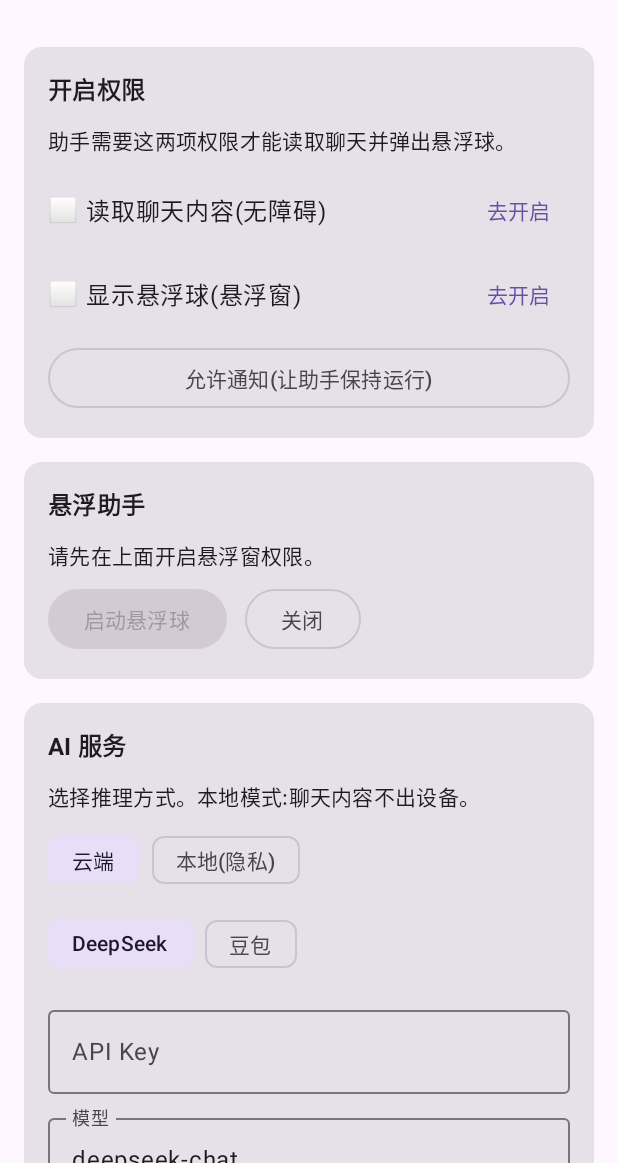
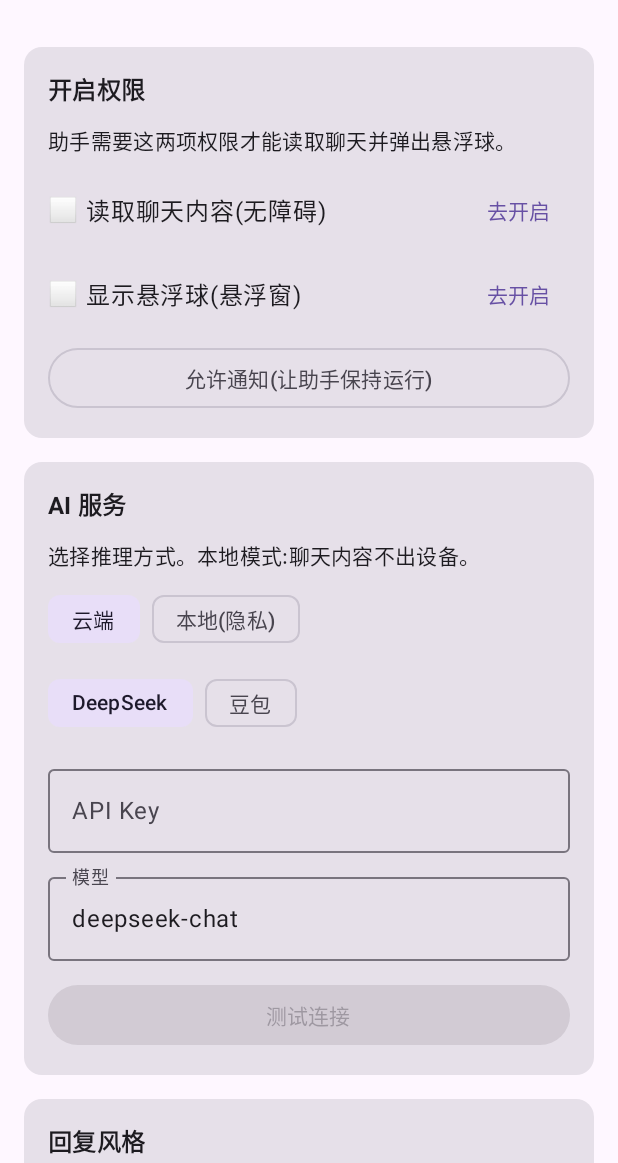
Before and after one commit to zhaojunmin/aichat, an Android app built with Jetpack Compose: the screen it shows after launch (MainActivity), on a phone screen of 412 x 824 dp, the part 73-1236 px from its top. Run offline under Robolectric (Android 15) with nearby library versions, the phone set to English and light mode, and no system bars; our stand-ins replace Room's generated code.

Commit message:
悬浮球:随应用自动启动,开关移入高级设置
- 应用启动(全新启动,savedInstanceState==null)时自动开启悬浮球,
  无需每次手动点击;gate 在 overlay 权限 + bubbleAutoStart 偏好
- 新增持久化偏好 bubbleAutoStart(默认开)
- 开关从首页「悬浮助手」卡片移到高级设置「悬浮球」区(Switch),
  关闭后下次启动尊重用户选择

Co-Authored-By: Claude Opus 4.8 (1M context) <noreply@anthropic.com>

```diff
--- a/app/src/main/java/com/octos/aichat/MainActivity.kt
+++ b/app/src/main/java/com/octos/aichat/MainActivity.kt
@@ -75,6 +75,15 @@ import kotlinx.coroutines.launch
 class MainActivity : ComponentActivity() {
     override fun onCreate(savedInstanceState: Bundle?) {
         super.onCreate(savedInstanceState)
+        // Auto-start the floating bubble on a fresh launch so the user doesn't tap
+        // every time (only when enabled and overlay permission is granted).
+        // savedInstanceState == null skips config-change recreations (e.g. rotation).
+        if (savedInstanceState == null &&
+            SettingsRepository.get(this).current().bubbleAutoStart &&
+            Settings.canDrawOverlays(this)
+        ) {
+            FloatingBubbleService.start(this)
+        }
         setContent { AppRoot() }
     }
 }
@@ -135,7 +144,6 @@ private fun HomeScreen(
 
     val accessibilityOn = remember(tick) { isAccessibilityEnabled(context) }
     val overlayOn = remember(tick) { Settings.canDrawOverlays(context) }
-    val ready = accessibilityOn && overlayOn && settings.apiKey.isNotBlank()
 
     var testOutput by remember { mutableStateOf<List<String>?>(null) }
     var testing by remember { mutableStateOf(false) }
@@ -192,28 +200,6 @@ private fun HomeScreen(
                         onClick = { notifLauncher.launch(Manifest.permission.POST_NOTIFICATIONS) },
                         modifier = Modifier.fillMaxWidth()
                     ) { Text("允许通知(让助手保持运行)") }
-                }
-            }
-
-            // --- Bubble on/off ---
-            SectionCard("悬浮助手") {
-                Text(
-                    when {
-                        !overlayOn -> "请先在上面开启悬浮窗权限。"
-                        ready -> "一切就绪!打开微信 / Soul 等聊天界面,点悬浮球即可生成回复。"
-                        else -> "开启后,在聊天界面点悬浮球即可生成回复。"
-                    },
-                    style = MaterialTheme.typography.bodyMedium
-                )
-                Spacer(Modifier.height(8.dp))
-                Row(horizontalArrangement = Arrangement.spacedBy(12.dp)) {
-                    Button(
-                        onClick = { FloatingBubbleService.start(context) },
-                        enabled = overlayOn
-                    ) { Text("启动悬浮球") }
-                    OutlinedButton(onClick = { FloatingBubbleService.stop(context) }) {
-                        Text("关闭")
-                    }
                 }
             }
 
@@ -623,6 +609,28 @@ private fun AdvancedScreen(repo: SettingsRepository, onBack: () -> Unit) {
                 style = MaterialTheme.typography.bodyMedium
             )
 
+            SectionCard("悬浮球") {
+                val overlayOn = Settings.canDrawOverlays(context)
+                Row(verticalAlignment = Alignment.CenterVertically) {
+                    Column(Modifier.weight(1f)) {
+                        Text("随应用启动自动开启")
+                        Text(
+                            if (overlayOn) "打开微信 / QQ / Soul 等聊天界面即可用;关闭则不自动启动"
+                            else "需先在首页授予悬浮窗权限",
+                            style = MaterialTheme.typography.bodySmall
+                        )
+                    }
+                    Switch(
+                        checked = settings.bubbleAutoStart,
+                        enabled = overlayOn,
+                        onCheckedChange = { c ->
+                            repo.update { it.copy(bubbleAutoStart = c) }
+                            if (c) FloatingBubbleService.start(context) else FloatingBubbleService.stop(context)
+                        }
+                    )
+                }
+            }
+
             SectionCard("回复偏好") {
                 Row(verticalAlignment = Alignment.CenterVertically) {
                     Text("每次候选条数:${settings.suggestionCount}", Modifier.weight(1f))
--- a/app/src/main/java/com/octos/aichat/data/AppSettings.kt
+++ b/app/src/main/java/com/octos/aichat/data/AppSettings.kt
@@ -77,6 +77,8 @@ data class AppSettings(
     val customPersona: String = "",
     val suggestionCount: Int = 3,
     val autoPaste: Boolean = true,
+    /** Auto-start the floating bubble on app launch (when overlay permission is granted). */
+    val bubbleAutoStart: Boolean = true,
     /** Read chat via screenshot + OCR instead of the accessibility node tree. */
     val useScreenshotOcr: Boolean = false,
     /** Only these packages use OCR; everything else keeps node-tree parsing. */
--- a/app/src/main/java/com/octos/aichat/data/SettingsRepository.kt
+++ b/app/src/main/java/com/octos/aichat/data/SettingsRepository.kt
@@ -34,6 +34,7 @@ class SettingsRepository private constructor(context: Context) {
         customPersona = prefs.getString(KEY_CUSTOM_PERSONA, "")!!,
         suggestionCount = prefs.getInt(KEY_SUGGESTION_COUNT, 3),
         autoPaste = prefs.getBoolean(KEY_AUTO_PASTE, true),
+        bubbleAutoStart = prefs.getBoolean(KEY_BUBBLE_AUTOSTART, true),
         useScreenshotOcr = prefs.getBoolean(KEY_USE_OCR, false),
         ocrPackages = loadOcrPackages(),
         targetPackages = prefs.getString(KEY_TARGETS, AppSettings.DEFAULT_TARGET_PACKAGES)!!,
@@ -86,6 +87,7 @@ class SettingsRepository private constructor(context: Context) {
             .putString(KEY_CUSTOM_PERSONA, s.customPersona)
             .putInt(KEY_SUGGESTION_COUNT, s.suggestionCount)
             .putBoolean(KEY_AUTO_PASTE, s.autoPaste)
+            .putBoolean(KEY_BUBBLE_AUTOSTART, s.bubbleAutoStart)
             .putBoolean(KEY_USE_OCR, s.useScreenshotOcr)
             .putString(KEY_OCR_PKGS, s.ocrPackages)
             .putString(KEY_TARGETS, s.targetPackages)
@@ -112,6 +114,7 @@ class SettingsRepository private constructor(context: Context) {
         private const val KEY_CUSTOM_PERSONA = "custom_persona"
         private const val KEY_SUGGESTION_COUNT = "suggestion_count"
         private const val KEY_AUTO_PASTE = "auto_paste"
+        private const val KEY_BUBBLE_AUTOSTART = "bubble_auto_start"
         private const val KEY_USE_OCR = "use_ocr"
         private const val KEY_OCR_PKGS = "ocr_packages"
         private const val KEY_TARGETS = "target_packages"
```
